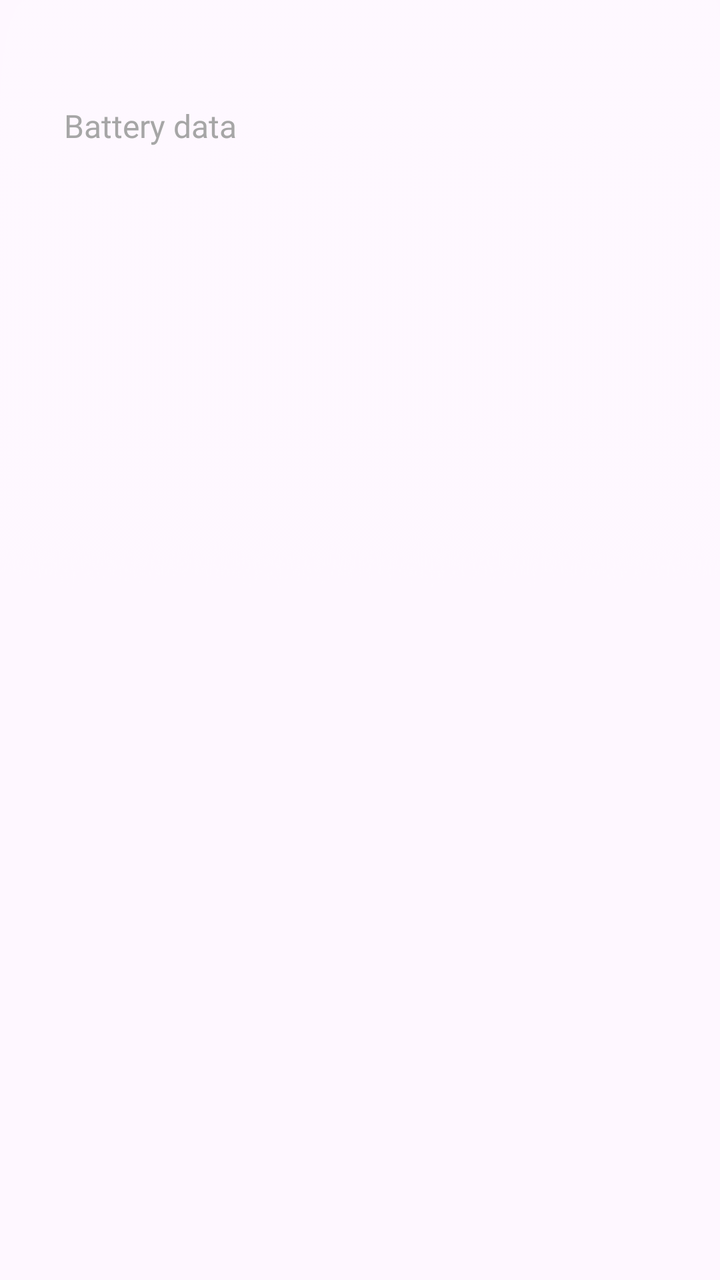
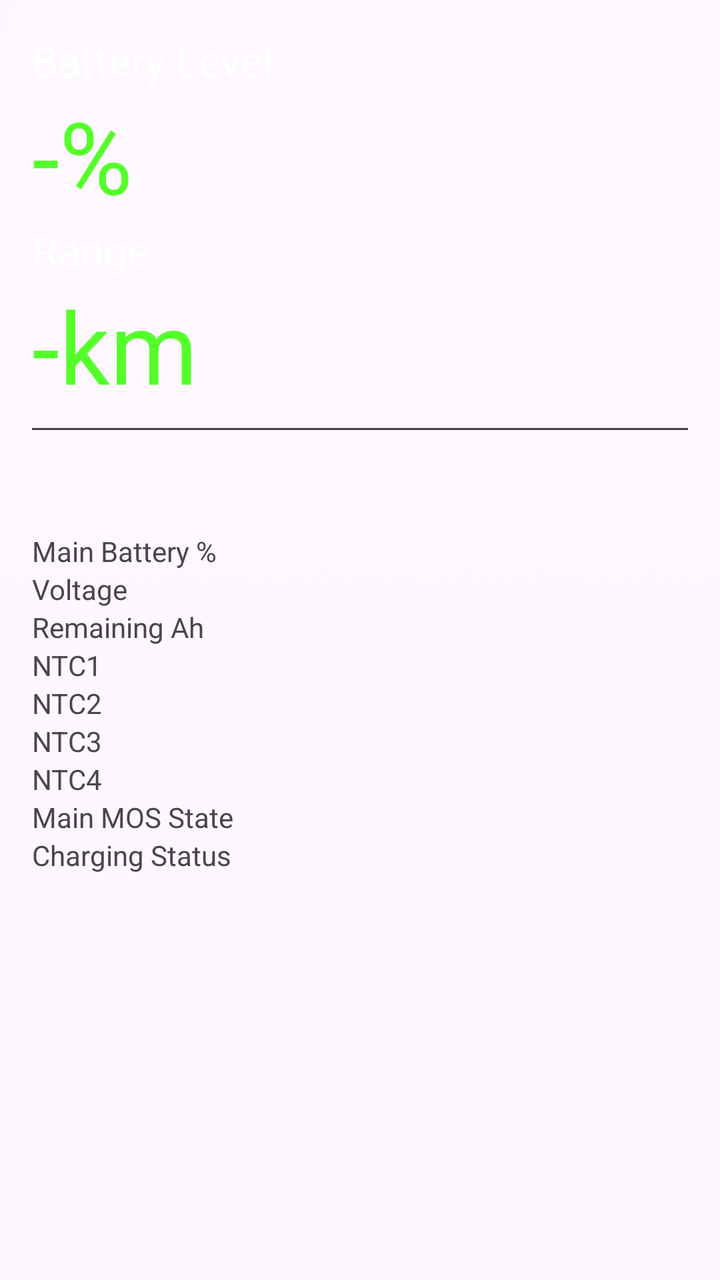

The first picture is an Android layout as it rendered before a commit; the second is the same layout after the commit. The layout source and the unified diff follow.
<!-- AndroidManifest.xml: application theme Theme.rideOS -->
<!-- res/layout/activity_battery_fragment.xml -->
<?xml version="1.0" encoding="utf-8"?>
<androidx.constraintlayout.widget.ConstraintLayout xmlns:android="http://schemas.android.com/apk/res/android"
    xmlns:app="http://schemas.android.com/apk/res-auto"
    xmlns:tools="http://schemas.android.com/tools"
    android:layout_width="1001dp"
    android:layout_height="418dp"
    tools:context=".BatteryFragment"
    android:background="@drawable/fragmentbg">

    <TextView
        android:id="@+id/textView"
        android:layout_width="wrap_content"
        android:layout_height="wrap_content"
        android:layout_marginStart="32dp"
        android:layout_marginTop="52dp"
        android:fontFamily="@font/kanitlite"
        android:text="Battery data"
        android:textColor="#A6A6A6"
        android:textSize="16dp"
        app:layout_constraintStart_toStartOf="parent"
        app:layout_constraintTop_toTopOf="parent" />

</androidx.constraintlayout.widget.ConstraintLayout>
<!-- resources referenced by this layout -->
<resources>
  <!-- drawable fragmentbg: png bitmap (drawable, 51812 bytes) -->
  <style name="Theme.rideOS" parent="Base.Theme.rideOS" />
  <style name="Base.Theme.rideOS" parent="Theme.Material3.DayNight.NoActionBar">
          
          
      </style>
</resources>

<!-- the commit's change to res/layout/activity_battery_fragment.xml (unified diff, before → after) -->
@@ -1,23 +1,246 @@
-<?xml version="1.0" encoding="utf-8"?>
-<androidx.constraintlayout.widget.ConstraintLayout xmlns:android="http://schemas.android.com/apk/res/android"
+<FrameLayout xmlns:android="http://schemas.android.com/apk/res/android"
     xmlns:app="http://schemas.android.com/apk/res-auto"
     xmlns:tools="http://schemas.android.com/tools"
     android:layout_width="1001dp"
     android:layout_height="418dp"
-    tools:context=".BatteryFragment"
-    android:background="@drawable/fragmentbg">
-
-    <TextView
-        android:id="@+id/textView"
-        android:layout_width="wrap_content"
+    android:background="@drawable/fragmentbg"
+    tools:context=".BatteryFragment">
+
+    
+    <RadioGroup
+        android:id="@+id/topToggleGroup"
+        android:layout_width="400dp"
         android:layout_height="wrap_content"
-        android:layout_marginStart="32dp"
-        android:layout_marginTop="52dp"
-        android:fontFamily="@font/kanitlite"
-        android:text="Battery data"
-        android:textColor="#A6A6A6"
-        android:textSize="16dp"
-        app:layout_constraintStart_toStartOf="parent"
-        app:layout_constraintTop_toTopOf="parent" />
-
-</androidx.constraintlayout.widget.ConstraintLayout>
+        android:orientation="horizontal"
+        android:gravity="center"
+        android:layout_marginStart="574dp"
+        android:layout_marginTop="26dp">
+
+        <RadioButton
+            android:id="@+id/btnBattery"
+            style="@style/BatteryFragToggleStyle"
+            android:layout_width="160dp"
+            android:layout_height="46dp"
+            android:textSize="19dp"
+            android:layout_marginEnd="2dp"
+            android:text="Main Battery" />
+
+        <RadioButton
+            android:id="@+id/btnAuxillary"
+            style="@style/BatteryFragToggleStyle"
+            android:layout_width="155dp"
+            android:layout_height="46dp"
+            android:textSize="19dp"
+            android:text="Auxillary" />
+    </RadioGroup>
+
+
+    
+    <LinearLayout
+        android:id="@+id/topMainContainer"
+        android:layout_width="match_parent"
+        android:layout_height="wrap_content"
+        android:orientation="vertical"
+        android:padding="16dp">
+
+        <TextView
+            android:id="@+id/topCardTitle"
+            android:layout_width="wrap_content"
+            android:layout_height="wrap_content"
+            android:text="Battery Level"
+            android:textColor="#FFFFFF"
+            android:textSize="21sp"/>
+
+        <TextView
+            android:id="@+id/topCardValue"
+            android:layout_width="wrap_content"
+            android:layout_height="wrap_content"
+            android:text="-%"
+            android:textColor="#54FF29"
+            android:textSize="50sp"/>
+
+        <TextView
+            android:id="@+id/Rangetext"
+            android:layout_width="wrap_content"
+            android:layout_height="wrap_content"
+            android:text="Range"
+            android:textColor="#FFFFFF"
+            android:textSize="21sp"/>
+
+        <TextView
+            android:id="@+id/RangeValue"
+            android:layout_width="wrap_content"
+            android:layout_height="wrap_content"
+            android:text="-km"
+            android:textColor="#54FF29"
+            android:textSize="50sp"/>
+
+        <View
+            android:layout_width="match_parent"
+            android:layout_height="1dp"
+            android:background="#424242"
+            android:layout_marginTop="8dp"/>
+
+    </LinearLayout>
+
+    
+    <LinearLayout
+        android:id="@+id/topAuxContainer"
+        android:layout_width="match_parent"
+        android:layout_height="wrap_content"
+        android:orientation="vertical"
+        android:padding="16dp"
+        android:visibility="gone">
+
+        <TextView
+            android:id="@+id/topAuxTitle"
+            android:layout_width="wrap_content"
+            android:layout_height="wrap_content"
+            android:text="APU Battery Level"
+            android:textColor="#FFFFFF"
+            android:textSize="21sp"/>
+
+        <TextView
+            android:id="@+id/topAuxValue"
+            android:layout_width="wrap_content"
+            android:layout_height="wrap_content"
+            android:text="-%"
+            android:textColor="#54FF29"
+            android:textSize="50sp"/>
+
+        <TextView
+            android:id="@+id/topAuxRangeText"
+            android:layout_width="wrap_content"
+            android:layout_height="wrap_content"
+            android:text="Range"
+            android:textColor="#FFFFFF"
+            android:textSize="21sp"/>
+
+        <TextView
+            android:id="@+id/topAuxRangeValue"
+            android:layout_width="wrap_content"
+            android:layout_height="wrap_content"
+            android:text="-km"
+            android:textColor="#54FF29"
+            android:textSize="50sp"/>
+
+        <View
+            android:layout_width="match_parent"
+            android:layout_height="1dp"
+            android:background="#424242"
+            android:layout_marginTop="8dp"/>
+
+    </LinearLayout>
+
+    
+    <ScrollView
+        android:layout_width="match_parent"
+        android:layout_height="match_parent"
+        android:layout_marginTop="250dp">
+
+        <LinearLayout
+            android:layout_width="match_parent"
+            android:layout_height="wrap_content"
+            android:orientation="vertical"
+            android:padding="16dp">
+
+            
+            <LinearLayout
+                android:id="@+id/mainBatteryContainer"
+                android:layout_width="match_parent"
+                android:layout_height="wrap_content"
+                android:orientation="vertical">
+
+                <TextView
+                    android:id="@+id/mainBatteryLevel"
+                    android:layout_width="wrap_content"
+                    android:layout_height="wrap_content"
+                    android:text="Main Battery %"/>
+
+                <TextView
+                    android:id="@+id/mainBatteryVoltage"
+                    android:layout_width="wrap_content"
+                    android:layout_height="wrap_content"
+                    android:text="Voltage"/>
+
+                <TextView
+                    android:id="@+id/mainRemainingAh"
+                    android:layout_width="wrap_content"
+                    android:layout_height="wrap_content"
+                    android:text="Remaining Ah"/>
+
+                <TextView
+                    android:id="@+id/NTC1"
+                    android:layout_width="wrap_content"
+                    android:layout_height="wrap_content"
+                    android:text="NTC1"/>
+
+                <TextView
+                    android:id="@+id/NTC2"
+                    android:layout_width="wrap_content"
+                    android:layout_height="wrap_content"
+                    android:text="NTC2"/>
+
+                <TextView
+                    android:id="@+id/NTC3"
+                    android:layout_width="wrap_content"
+                    android:layout_height="wrap_content"
+                    android:text="NTC3"/>
+
+                <TextView
+                    android:id="@+id/NTC4"
+                    android:layout_width="wrap_content"
+                    android:layout_height="wrap_content"
+                    android:text="NTC4"/>
+
+                <TextView
+                    android:id="@+id/mainMosState"
+                    android:layout_width="wrap_content"
+                    android:layout_height="wrap_content"
+                    android:text="Main MOS State"/>
+
+                <TextView
+                    android:id="@+id/chargingStatus"
+                    android:layout_width="wrap_content"
+                    android:layout_height="wrap_content"
+                    android:text="Charging Status"/>
+
+            </LinearLayout>
+
+            
+            <LinearLayout
+                android:id="@+id/auxBatteryContainer"
+                android:layout_width="match_parent"
+                android:layout_height="wrap_content"
+                android:orientation="vertical"
+                android:visibility="gone">
+
+                <TextView
+                    android:id="@+id/apuBatteryLevel"
+                    android:layout_width="wrap_content"
+                    android:layout_height="wrap_content"
+                    android:text="APU Battery %"/>
+
+                <TextView
+                    android:id="@+id/apuBatteryVoltage"
+                    android:layout_width="wrap_content"
+                    android:layout_height="wrap_content"
+                    android:text="Voltage"/>
+
+                <TextView
+                    android:id="@+id/apuRemainingAh"
+                    android:layout_width="wrap_content"
+                    android:layout_height="wrap_content"
+                    android:text="Remaining Ah"/>
+
+                <TextView
+                    android:id="@+id/apuMosState"
+                    android:layout_width="wrap_content"
+                    android:layout_height="wrap_content"
+                    android:text="APU MOS State"/>
+            </LinearLayout>
+
+        </LinearLayout>
+    </ScrollView>
+
+</FrameLayout>
<!-- resource entries referenced after the edit -->
@@ -1,7 +1,37 @@
 <!-- resources referenced by this layout -->
 <resources>
   <!-- drawable fragmentbg: png bitmap (drawable, 51812 bytes) -->
+  <style name="BatteryFragToggleStyle">
+          <item name="android:layout_width">wrap_content</item>
+          <item name="android:layout_height">40dp</item>
+          <item name="android:background">@drawable/batfrag_toggle_selector</item>
+          <item name="android:button">@null</item> 
+          <item name="android:textColor">@color/text_toggle_selector</item>
+          <item name="android:textAlignment">center</item>
+          <item name="android:textSize">20sp</item>
+          <item name="android:radius">40sp</item>
+          <item name="android:fontFamily">@font/kanit</item>
+      </style>
   <style name="Theme.rideOS" parent="Base.Theme.rideOS" />
+  <!-- drawable batfrag_toggle_selector (drawable) -->
+  <selector xmlns:android="http://schemas.android.com/apk/res/android">
+      
+      <item android:state_checked="true">
+          <shape android:shape="rectangle">
+              <solid android:color="#1B222A"/> 
+              <corners android:radius="110dp"/> 
+              <stroke android:width="2.5dp" android:color="#1E88E5"/>
+          </shape>
+      </item>
+  
+      
+      <item>
+          <shape android:shape="rectangle">
+              <corners android:radius="110dp"/> 
+              />
+          </shape>
+      </item>
+  </selector>
   <style name="Base.Theme.rideOS" parent="Theme.Material3.DayNight.NoActionBar">
           
           
